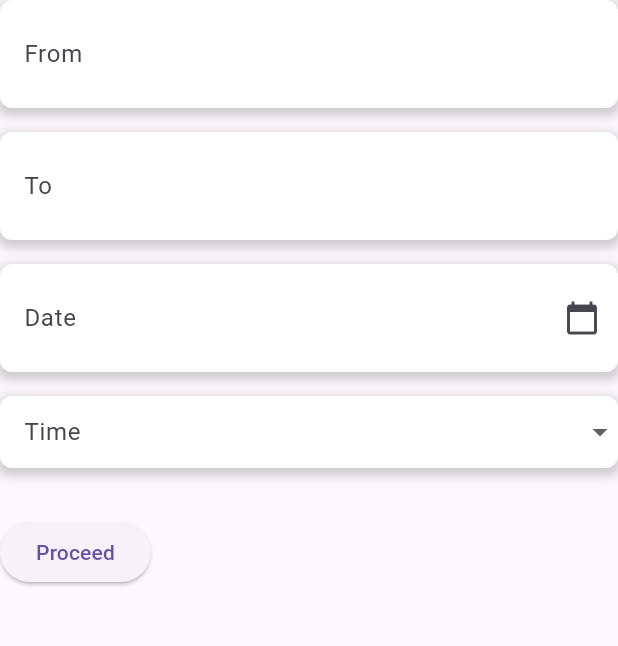
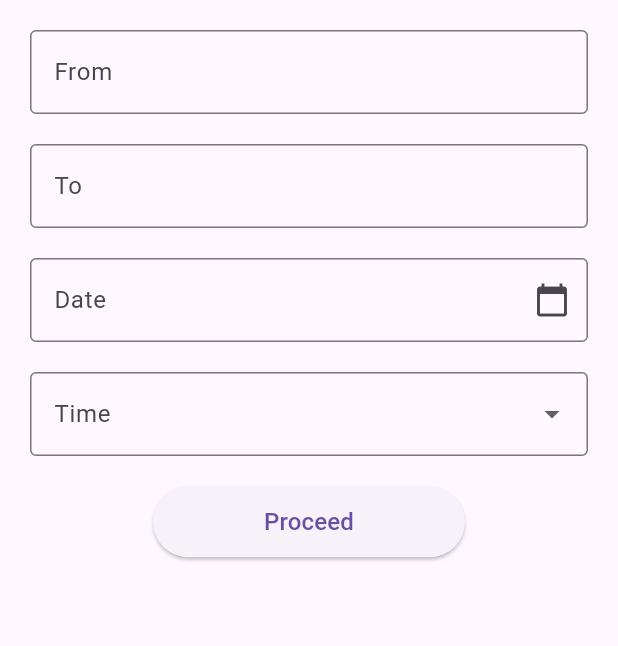
Before and after one commit to rijwan-uddin/design_metrorail, a Flutter app: the Tickets screen opened directly, on a phone screen of 412 x 824 dp, the part 84-730 px from its top. Run offline on Flutter 3.47's test engine with Material 3 defaults, Android fonts, the light colour scheme and no system bars; our stand-ins replace carousel_slider, flutter_typeahead, image_picker.

Commit message:
ticket ui update

```diff
--- a/lib/payment/paymentOB.dart
+++ b/lib/payment/paymentOB.dart
@@ -25,7 +25,7 @@ class _PaymentPageState extends State<PaymentPage> {
       body: SingleChildScrollView(
         padding: const EdgeInsets.all(20.0),
         child: ConstrainedBox(
-          constraints: BoxConstraints(maxWidth: 600), // Ensure maximum width
+          constraints: BoxConstraints(maxWidth: 200,maxHeight: 500), // Ensure maximum width
           child: Column(
             crossAxisAlignment: CrossAxisAlignment.start,
             children: [
@@ -105,8 +105,8 @@ class _PaymentPageState extends State<PaymentPage> {
               children: [
                 Image.asset(
                   imagePath,
-                  width: imageSize*2,
-                  height: imageSize*2,
+                  width: imageSize*1.5,
+                  height: imageSize*1.5,
                 ),
                 const SizedBox(width: 10.0),
                 Text(
--- a/lib/tickets.dart
+++ b/lib/tickets.dart
@@ -1,5 +1,6 @@
 import 'package:flutter/material.dart';
 import 'payment/paymentOB.dart';
+
 class Tickets extends StatelessWidget {
   const Tickets({Key? key}) : super(key: key);
 
@@ -7,7 +8,7 @@ class Tickets extends StatelessWidget {
   Widget build(BuildContext context) {
     return Scaffold(
       appBar: AppBar(
-        title: Text('Purchase Ticket'),
+        title: const Text('Purchase Ticket'),
       ),
       body: TicketForm(),
     );
@@ -70,27 +71,15 @@ class _TicketFormState extends State<TicketForm> {
   Widget build(BuildContext context) {
     return Form(
       key: _formKey,
+      child: SingleChildScrollView(
+        padding: const EdgeInsets.all(20.0),
         child: Column(
           crossAxisAlignment: CrossAxisAlignment.start,
           children: <Widget>[
-          Container(
-            decoration: BoxDecoration(
-              color: Colors.white,
-              borderRadius: BorderRadius.circular(8),
-              boxShadow: [
-                BoxShadow(
-                  color: Colors.grey.withOpacity(0.5),
-                  spreadRadius: 2,
-                  blurRadius: 5,
-                  offset: Offset(0, 3),
-                ),
-              ],
-            ),
-            child: TextFormField(
-              decoration: InputDecoration(
+            TextFormField(
+              decoration: const InputDecoration(
                 labelText: 'From',
-                contentPadding: EdgeInsets.all(16),
-                border: InputBorder.none,
+                border: OutlineInputBorder(),
               ),
               validator: (value) {
                 if (value == null || value.isEmpty) {
@@ -102,26 +91,11 @@ class _TicketFormState extends State<TicketForm> {
                 _fromStation = value;
               },
             ),
-          ),
-          SizedBox(height: 16),
-          Container(
-            decoration: BoxDecoration(
-              color: Colors.white,
-              borderRadius: BorderRadius.circular(8),
-              boxShadow: [
-                BoxShadow(
-                  color: Colors.grey.withOpacity(0.5),
-                  spreadRadius: 2,
-                  blurRadius: 5,
-                  offset: Offset(0, 3),
-                ),
-              ],
-            ),
-            child: TextFormField(
-              decoration: InputDecoration(
+            const SizedBox(height: 20.0),
+            TextFormField(
+              decoration: const InputDecoration(
                 labelText: 'To',
-                contentPadding: EdgeInsets.all(16),
-                border: InputBorder.none,
+                border: OutlineInputBorder(),
               ),
               validator: (value) {
                 if (value == null || value.isEmpty) {
@@ -133,28 +107,13 @@ class _TicketFormState extends State<TicketForm> {
                 _toStation = value;
               },
             ),
-          ),
-          SizedBox(height: 16),
-          Container(
-            decoration: BoxDecoration(
-              color: Colors.white,
-              borderRadius: BorderRadius.circular(8),
-              boxShadow: [
-                BoxShadow(
-                  color: Colors.grey.withOpacity(0.5),
-                  spreadRadius: 2,
-                  blurRadius: 5,
-                  offset: Offset(0, 3),
-                ),
-              ],
-            ),
-            child: TextFormField(
+            const SizedBox(height: 20.0),
+            TextFormField(
               readOnly: true,
-              decoration: InputDecoration(
+              decoration: const InputDecoration(
                 labelText: 'Date',
+                border: OutlineInputBorder(),
                 suffixIcon: Icon(Icons.calendar_today),
-                contentPadding: EdgeInsets.all(16),
-                border: InputBorder.none,
               ),
               onTap: () {
                 _selectDate(context);
@@ -171,26 +130,11 @@ class _TicketFormState extends State<TicketForm> {
                     : '',
               ),
             ),
-          ),
-          SizedBox(height: 16),
-          Container(
-            decoration: BoxDecoration(
-              color: Colors.white,
-              borderRadius: BorderRadius.circular(8),
-              boxShadow: [
-                BoxShadow(
-                  color: Colors.grey.withOpacity(0.5),
-                  spreadRadius: 2,
-                  blurRadius: 5,
-                  offset: Offset(0, 3),
-                ),
-              ],
-            ),
-            child: DropdownButtonFormField<String>(
-              decoration: InputDecoration(
+            const SizedBox(height: 20.0),
+            DropdownButtonFormField<String>(
+              decoration: const InputDecoration(
                 labelText: 'Time',
-                contentPadding: EdgeInsets.symmetric(horizontal: 16),
-                border: InputBorder.none,
+                border: OutlineInputBorder(),
               ),
               value: _selectedTime,
               items: _timeOptions.map((String value) {
@@ -211,22 +155,102 @@ class _TicketFormState extends State<TicketForm> {
                 return null;
               },
             ),
-          ),
-          SizedBox(height: 16),
-          Padding(
-            padding: const EdgeInsets.symmetric(vertical: 16.0),
+            const SizedBox(height: 20.0),
+            Center(
               child: ElevatedButton(
                 onPressed: () {
+                  if (_formKey.currentState!.validate()) {
+                    Ticket ticket = Ticket(
+                      fromStation: _fromStation!,
+                      toStation: _toStation!,
+                      date: _selectedDate!,
+                      time: _selectedTime!,
+                    );
                     Navigator.push(
                       context,
-                  MaterialPageRoute(builder: (context) =>  PaymentPage(amount: 10000,)),
+                      MaterialPageRoute(
+                        builder: (context) => TicketDisplay(ticket: ticket),
+                      ),
                     );
+                  }
                 },
-              child: Text('Proceed'),
+                child: const Padding(
+                  padding: EdgeInsets.symmetric(vertical: 12.0, horizontal: 50.0),
+                  child: Text(
+                    'Proceed',
+                    style: TextStyle(fontSize: 16.0),
                   ),
                 ),
+              ),
+
+            ),
           ],
+        ),
       ),
     );
   }
 }
+class Ticket {
+  final String fromStation;
+  final String toStation;
+  final DateTime date;
+  final String time;
+
+  Ticket({
+    required this.fromStation,
+    required this.toStation,
+    required this.date,
+    required this.time,
+  });
+}
+class TicketDisplay extends StatelessWidget {
+  final Ticket ticket;
+
+  TicketDisplay({required this.ticket});
+
+  @override
+  Widget build(BuildContext context) {
+    return Scaffold(
+      appBar: AppBar(
+        title: const Text('Ticket Details'),
+      ),
+      body: Container(
+        padding: const EdgeInsets.all(20.0),
+        decoration: const BoxDecoration(
+          image: DecorationImage(
+            image: AssetImage('asset/mrt1.png'), // Add your own image asset for the ticket background
+
+          ),
+        ),
+        child: Column(
+          crossAxisAlignment: CrossAxisAlignment.start,
+          children: [
+            Text(
+              'From: ${ticket.fromStation}',
+              style: const TextStyle(fontSize: 20.0, fontWeight: FontWeight.bold, color: Colors.white),
+            ),
+            const SizedBox(height: 10.0),
+            Text(
+              'To: ${ticket.toStation}',
+              style: const TextStyle(fontSize: 20.0, fontWeight: FontWeight.bold, color: Colors.white),
+            ),
+            const SizedBox(height: 20.0),
+            Row(
+              mainAxisAlignment: MainAxisAlignment.spaceBetween,
+              children: [
+                Text(
+                  '${ticket.date.day}/${ticket.date.month}/${ticket.date.year}',
+                  style: const TextStyle(fontSize: 16.0, color: Colors.white),
+                ),
+                Text(
+                  'Time: ${ticket.time}',
+                  style: const TextStyle(fontSize: 16.0, color: Colors.white),
+                ),
+              ],
+            ),
+          ],
+        ),
+      ),
+    );
+  }
+}
--- a/pubspec.yaml
+++ b/pubspec.yaml
@@ -32,6 +32,7 @@ dependencies:
     sdk: flutter
   image_picker: ^0.8.4+2
   flutter_typeahead: ^5.2.0
+  flutter_bkash: ^0.2.0
 
 
   # The following adds the Cupertino Icons font to your application.
```
Also changed, not shown: pubspec.lock. Lines whose indentation alone changed are shown as unchanged.
